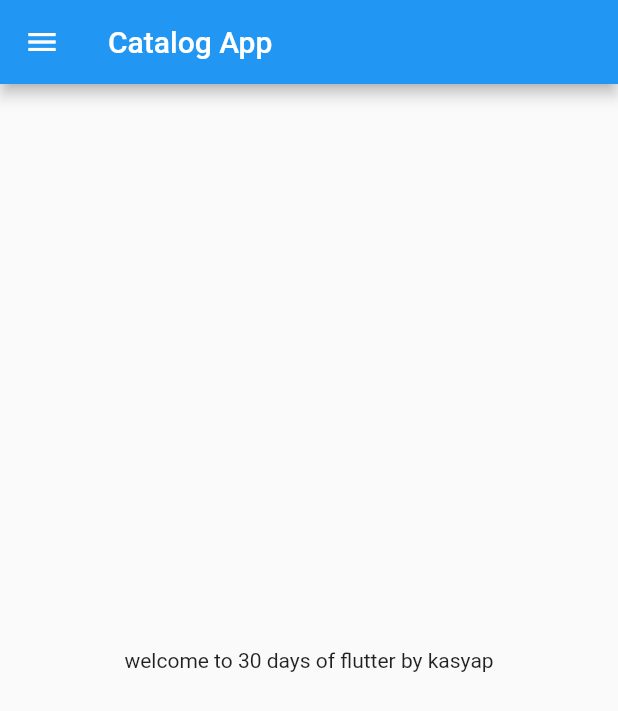
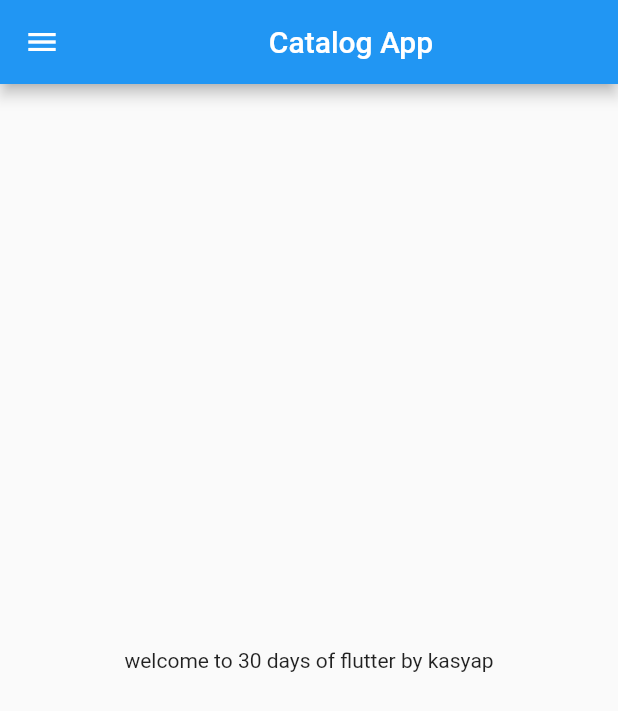
Before and after one commit to saikasyap123/flutter_tutorial, a Flutter app: the screen it shows after launch, on a phone screen of 412 x 824 dp. Shown: the top 711 px of the screen. Run offline on Flutter 3.47's test engine with Material 2 defaults, Android fonts, the phone set to English and light mode, and no system bars.

Commit message:
day2 completed1

```diff
--- a/lib/homePage.dart
+++ b/lib/homePage.dart
@@ -7,7 +7,7 @@ class HomePage extends StatelessWidget {
     final String name = "kasyap";
     return Material(
       child: Scaffold(
-        appBar: AppBar(title: Text("Catalog App")),
+        appBar: AppBar(title: Center(child: Text("Catalog App"))),
         body: Center(
           child: Container(
             child: Text("welcome to $days days of flutter by $name"),
```
Also changed, not shown: 1 other file.
